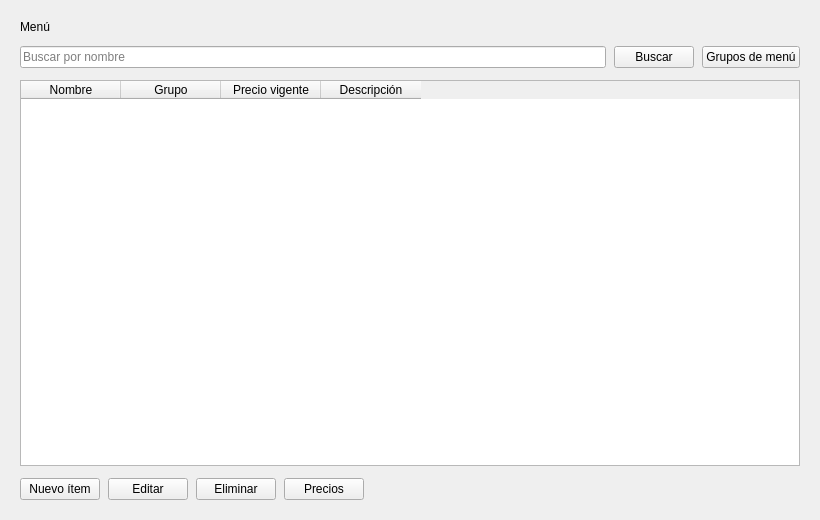
The window that vista/menu/menu.ui (segovia-gabriel/ProyectoFinal-PracticasII) describes before a commit, drawn with Qt 5.
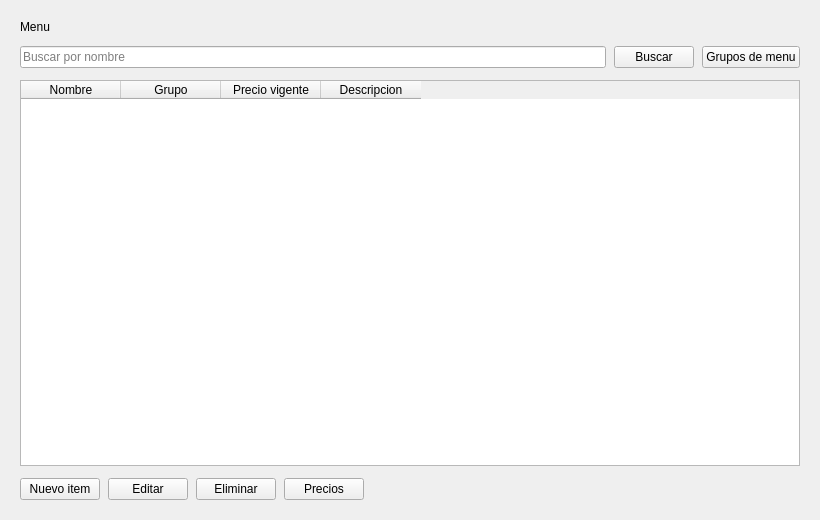
The same window after the commit.

```diff
--- a/vista/menu/menu.ui
+++ b/vista/menu/menu.ui
@@ -32,7 +32,7 @@
     <item>
      <widget class="QLabel" name="label_titulo">
       <property name="text">
-       <string>Menú</string>
+       <string>Menu</string>
       </property>
      </widget>
     </item>
@@ -58,7 +58,7 @@
       <item>
        <widget class="QPushButton" name="pushButton_grupos">
         <property name="text">
-         <string>Grupos de menú</string>
+         <string>Grupos de menu</string>
         </property>
        </widget>
       </item>
@@ -95,7 +95,7 @@
       </column>
       <column>
        <property name="text">
-        <string>Descripción</string>
+        <string>Descripcion</string>
        </property>
       </column>
      </widget>
@@ -108,7 +108,7 @@
       <item>
        <widget class="QPushButton" name="pushButton_nuevo">
         <property name="text">
-         <string>Nuevo ítem</string>
+         <string>Nuevo item</string>
         </property>
        </widget>
       </item>
```
Left out of the diff: 2 changed lines with no effect on the pictures.
